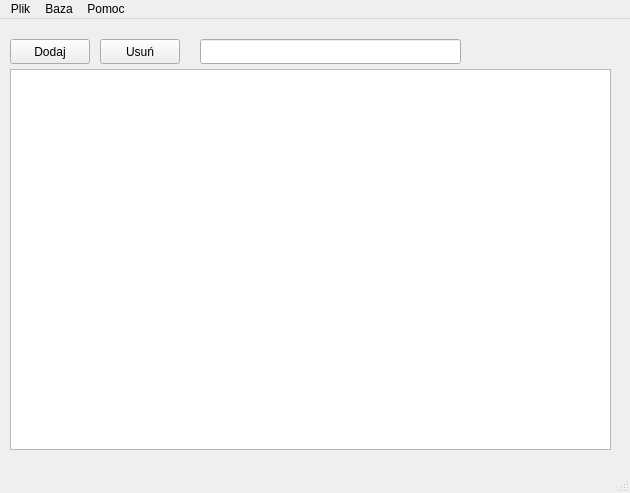
Above: mainwindow.ui from BartekPacocha/QtNoteApp before the change. Below: the same form after it.
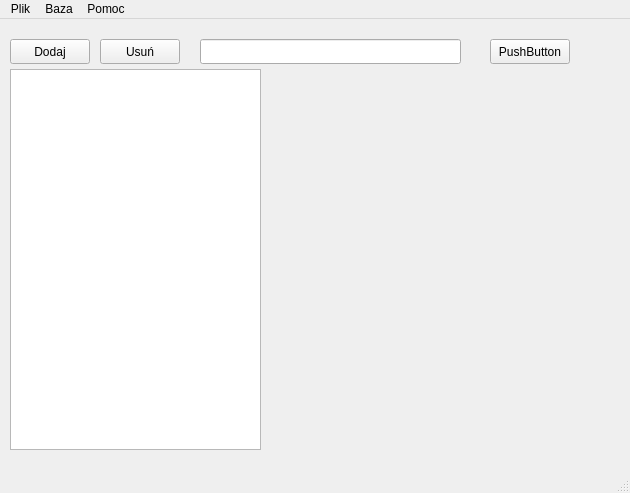
That is the form after the change.

Commit message: new class NoteItem added

```diff
--- a/mainwindow.ui
+++ b/mainwindow.ui
@@ -55,7 +55,7 @@
      <rect>
       <x>10</x>
       <y>50</y>
-      <width>601</width>
+      <width>251</width>
       <height>381</height>
      </rect>
     </property>
@@ -63,6 +63,19 @@
      <bool>true</bool>
     </property>
    </widget>
+   <widget class="QPushButton" name="pushButton">
+    <property name="geometry">
+     <rect>
+      <x>490</x>
+      <y>20</y>
+      <width>80</width>
+      <height>25</height>
+     </rect>
+    </property>
+    <property name="text">
+     <string>PushButton</string>
+    </property>
+   </widget>
   </widget>
   <widget class="QMenuBar" name="menuBar">
    <property name="geometry">
```
Left out of the diff: 3 changed lines with no effect on the pictures. The commit also changes 7 other files.
